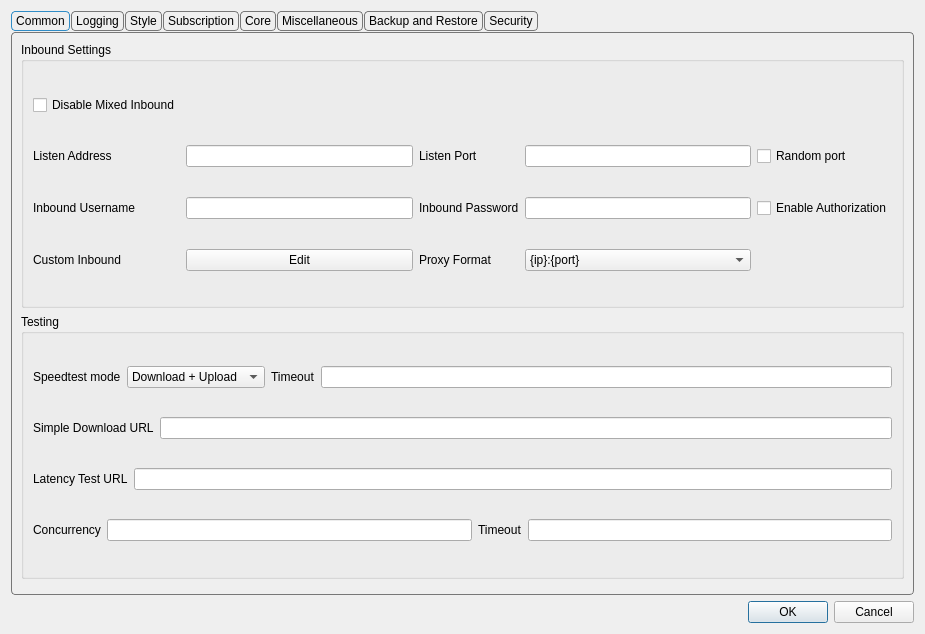
Above: include/ui/setting/dialog_basic_settings.ui from oak83/throned before the change. Below: the same form after it.
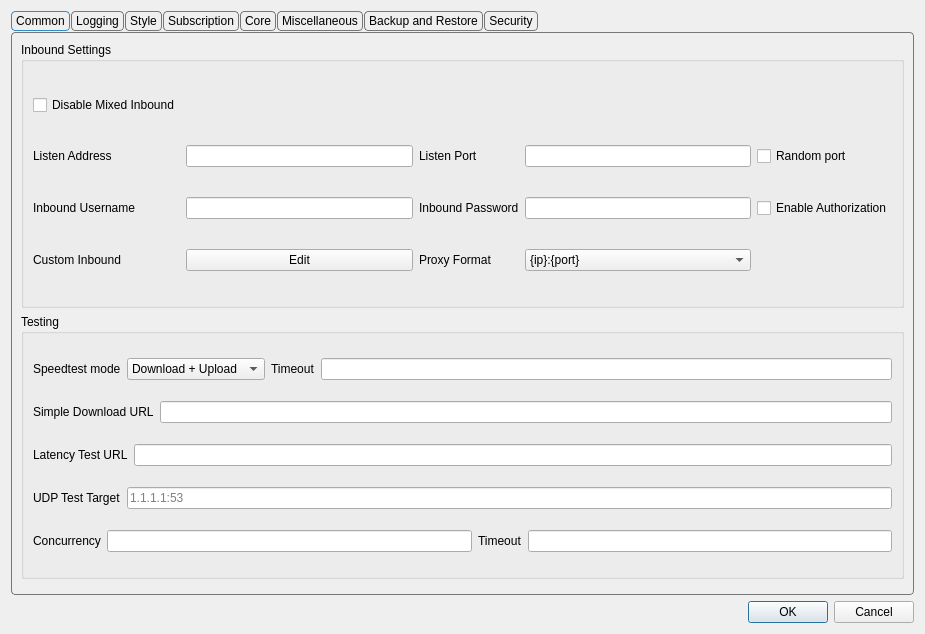
That is the form after the change. Custom widgets are drawn as their Qt base class.

Commit message: feat: make the udp test target configurable

```diff
--- a/include/ui/setting/dialog_basic_settings.ui
+++ b/include/ui/setting/dialog_basic_settings.ui
@@ -293,6 +293,27 @@
             </item>
            </layout>
           </item>
+          <item>
+           <layout class="QHBoxLayout" name="horizontalLayout_udp_target">
+            <item>
+             <widget class="QLabel" name="label_udp_target">
+              <property name="toolTip">
+               <string>&lt;html&gt;&lt;head/&gt;&lt;body&gt;&lt;p&gt;host:port the UDP latency test queries. It has to answer DNS over UDP; if your exit cannot reach it the test reports no UDP even when the path is fine.&lt;/p&gt;&lt;/body&gt;&lt;/html&gt;</string>
+              </property>
+              <property name="text">
+               <string>UDP Test Target</string>
+              </property>
+             </widget>
+            </item>
+            <item>
+             <widget class="QLineEdit" name="udp_test_target">
+              <property name="placeholderText">
+               <string notr="true">1.1.1.1:53</string>
+              </property>
+             </widget>
+            </item>
+           </layout>
+          </item>
           <item>
            <layout class="QHBoxLayout" name="horizontalLayout_11">
             <item>
```
The commit also changes 6 other files.
